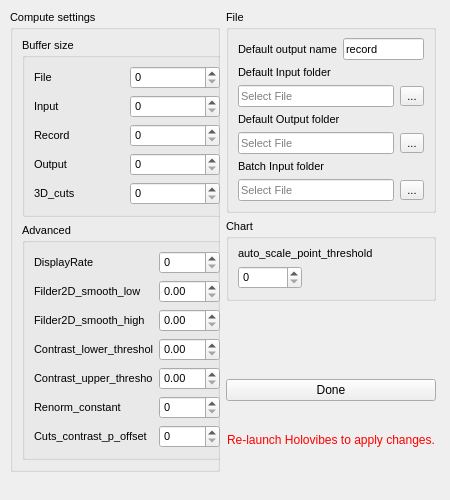
Above: Holovibes/advancedsettingswindow.ui from DigitalHolography/Holovibes before the change. Below: the same form after it.
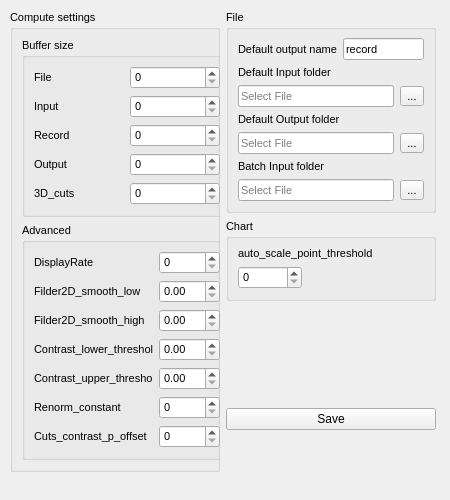
That is the form after the change. Custom widgets are drawn as their Qt base class.

Commit message: refa(asw): no close after saving aws close window

Diff of the .ui file:
```diff
--- a/Holovibes/advancedsettingswindow.ui
+++ b/Holovibes/advancedsettingswindow.ui
@@ -44,26 +44,13 @@
       <x>10</x>
       <y>10</y>
       <width>428</width>
-      <height>411</height>
+      <height>468</height>
      </rect>
     </property>
     <layout class="QGridLayout" name="gridLayout">
      <property name="sizeConstraint">
       <enum>QLayout::SetFixedSize</enum>
      </property>
-     <item row="4" column="1">
-      <widget class="QLabel" name="ReloadLabel">
-       <property name="styleSheet">
-        <string notr="true">QLabel { color : red; }</string>
-       </property>
-       <property name="text">
-        <string>Re-launch Holovibes to apply changes.</string>
-       </property>
-       <property name="alignment">
-        <set>Qt::AlignCenter</set>
-       </property>
-      </widget>
-     </item>
      <item row="1" column="1">
       <widget class="holovibes::gui::GroupBox" name="ChartGroupBox">
        <property name="sizePolicy">
@@ -683,7 +670,7 @@
        </layout>
       </widget>
      </item>
-     <item row="3" column="1">
+     <item row="3" column="1" rowspan="2">
       <layout class="QHBoxLayout" name="SettingsLayout">
        <property name="sizeConstraint">
         <enum>QLayout::SetFixedSize</enum>
@@ -700,7 +687,7 @@
           <enum>Qt::LeftToRight</enum>
          </property>
          <property name="text">
-          <string>Done</string>
+          <string>Save</string>
          </property>
         </widget>
        </item>
```
The commit also changes 4 other files.
